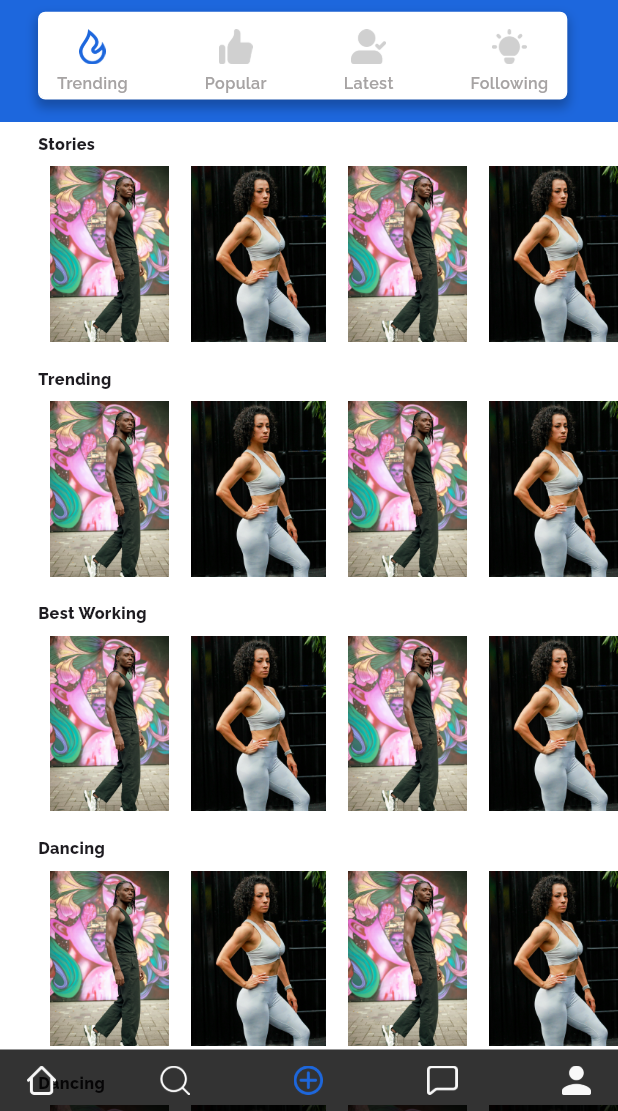
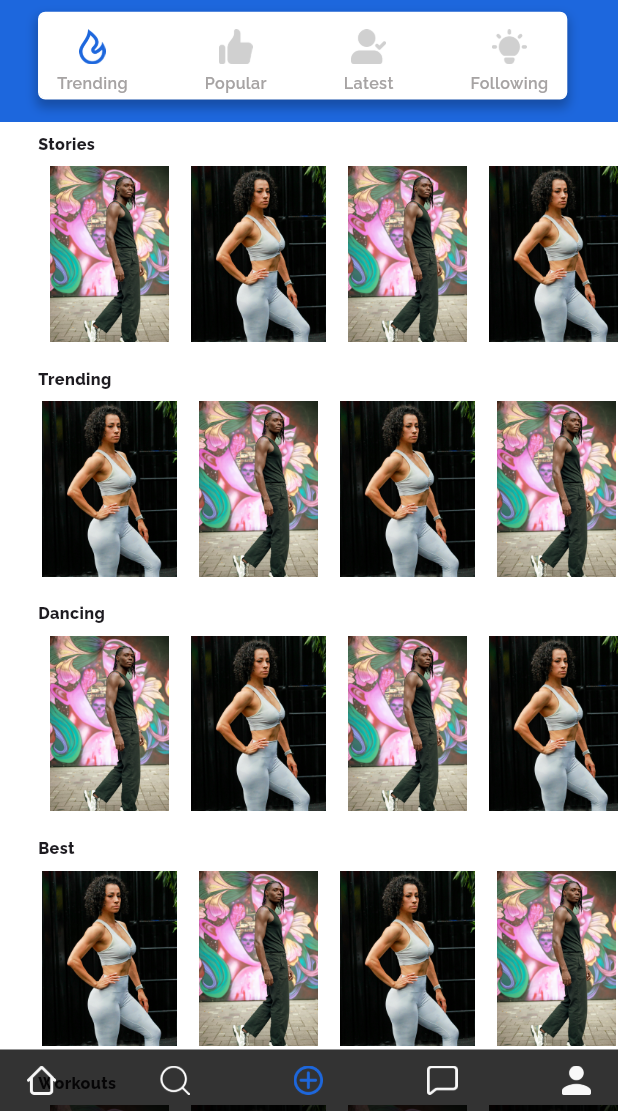
Before and after one commit to Rochak69/lookup, a Flutter app: the HomeScreen screen opened by its route, on a phone screen of 412 x 824 dp, the part 125-1236 px from its top. Run offline on Flutter 3.47's test engine with Material 3 defaults, Android fonts, the phone set to English and light mode, and no system bars; our stand-ins replace auto_route, bloc, bloc_concurrency, dartz, equatable, firebase_auth and 13 more; accounts and stored records are empty.

Commit message:
feature: all unique feeds

```diff
--- /dev/null
+++ b/lib/features/homepage/data/all_feeds_data.dart
@@ -0,0 +1,14 @@
+class AllFeeds {
+  AllFeeds({required this.feedTitle, this.data});
+  String feedTitle;
+  List<FeedData>? data;
+}
+
+class FeedData {
+  FeedData({
+    required this.id,
+    required this.image,
+  });
+  int id;
+  String image;
+}
--- a/lib/features/homepage/data/feed_list.dart
+++ b/lib/features/homepage/data/feed_list.dart
@@ -1,64 +1,203 @@
-import 'dart:convert';
-
+import 'package:lookup/features/homepage/data/all_feeds_data.dart';
 import 'package:lookup/res/index.dart';
 
-List<HomeFeed> feedList = [
-  HomeFeed(feedName: 'Stories', homeFeeds: feeds),
-  HomeFeed(feedName: 'Trending', homeFeeds: feeds),
-  HomeFeed(feedName: 'Best Working', homeFeeds: feeds),
-  HomeFeed(feedName: 'Dancing', homeFeeds: feeds),
-  HomeFeed(feedName: 'Dancing', homeFeeds: feeds),
-  HomeFeed(feedName: 'Dancing', homeFeeds: feeds),
+List<AllFeeds> feedList = [
+  AllFeeds(
+    feedTitle: 'Stories',
+    data: [
+      FeedData(
+        id: 0,
+        image: AppImages.feedTwo,
+      ),
+      FeedData(
+        id: 1,
+        image: AppImages.feedThree,
+      ),
+      FeedData(
+        id: 2,
+        image: AppImages.feedTwo,
+      ),
+      FeedData(
+        id: 3,
+        image: AppImages.feedThree,
+      ),
+      FeedData(
+        id: 4,
+        image: AppImages.feedTwo,
+      ),
+      FeedData(
+        id: 5,
+        image: AppImages.feedThree,
+      ),
+      FeedData(
+        id: 6,
+        image: AppImages.feedTwo,
+      ),
+    ],
+  ),
+  AllFeeds(
+    feedTitle: 'Trending',
+    data: [
+      FeedData(
+        id: 7,
+        image: AppImages.feedThree,
+      ),
+      FeedData(
+        id: 8,
+        image: AppImages.feedTwo,
+      ),
+      FeedData(
+        id: 9,
+        image: AppImages.feedThree,
+      ),
+      FeedData(
+        id: 10,
+        image: AppImages.feedTwo,
+      ),
+      FeedData(
+        id: 11,
+        image: AppImages.feedThree,
+      ),
+      FeedData(
+        id: 12,
+        image: AppImages.feedTwo,
+      ),
+      FeedData(
+        id: 13,
+        image: AppImages.feedThree,
+      ),
+    ],
+  ),
+  AllFeeds(
+    feedTitle: 'Dancing',
+    data: [
+      FeedData(
+        id: 14,
+        image: AppImages.feedTwo,
+      ),
+      FeedData(
+        id: 15,
+        image: AppImages.feedThree,
+      ),
+      FeedData(
+        id: 16,
+        image: AppImages.feedTwo,
+      ),
+      FeedData(
+        id: 17,
+        image: AppImages.feedThree,
+      ),
+      FeedData(
+        id: 18,
+        image: AppImages.feedTwo,
+      ),
+      FeedData(
+        id: 19,
+        image: AppImages.feedThree,
+      ),
+      FeedData(
+        id: 20,
+        image: AppImages.feedTwo,
+      ),
+    ],
+  ),
+  AllFeeds(
+    feedTitle: 'Best',
+    data: [
+      FeedData(
+        id: 21,
+        image: AppImages.feedThree,
+      ),
+      FeedData(
+        id: 22,
+        image: AppImages.feedTwo,
+      ),
+      FeedData(
+        id: 23,
+        image: AppImages.feedThree,
+      ),
+      FeedData(
+        id: 24,
+        image: AppImages.feedTwo,
+      ),
+      FeedData(
+        id: 25,
+        image: AppImages.feedThree,
+      ),
+      FeedData(
+        id: 26,
+        image: AppImages.feedTwo,
+      ),
+      FeedData(
+        id: 27,
+        image: AppImages.feedThree,
+      ),
+    ],
+  ),
+  AllFeeds(
+    feedTitle: 'Workouts',
+    data: [
+      FeedData(
+        id: 28,
+        image: AppImages.feedTwo,
+      ),
+      FeedData(
+        id: 29,
+        image: AppImages.feedThree,
+      ),
+      FeedData(
+        id: 30,
+        image: AppImages.feedTwo,
+      ),
+      FeedData(
+        id: 31,
+        image: AppImages.feedThree,
+      ),
+      FeedData(
+        id: 32,
+        image: AppImages.feedTwo,
+      ),
+      FeedData(
+        id: 33,
+        image: AppImages.feedThree,
+      ),
+      FeedData(
+        id: 34,
+        image: AppImages.feedTwo,
+      ),
+    ],
+  ),
+  AllFeeds(
+    feedTitle: 'Others',
+    data: [
+      FeedData(
+        id: 35,
+        image: AppImages.feedThree,
+      ),
+      FeedData(
+        id: 36,
+        image: AppImages.feedTwo,
+      ),
+      FeedData(
+        id: 37,
+        image: AppImages.feedThree,
+      ),
+      FeedData(
+        id: 38,
+        image: AppImages.feedTwo,
+      ),
+      FeedData(
+        id: 39,
+        image: AppImages.feedThree,
+      ),
+      FeedData(
+        id: 40,
+        image: AppImages.feedTwo,
+      ),
+      FeedData(
+        id: 41,
+        image: AppImages.feedThree,
+      ),
+    ],
+  ),
 ];
-List<FeedModel>? feeds = [
-  FeedModel(0, AppImages.feedTwo),
-  FeedModel(1, AppImages.feedThree),
-  FeedModel(2, AppImages.feedTwo),
-  FeedModel(3, AppImages.feedThree),
-  FeedModel(4, AppImages.feedTwo),
-  FeedModel(5, AppImages.feedThree),
-  FeedModel(6, AppImages.feedTwo),
-  FeedModel(7, AppImages.feedThree),
-  FeedModel(8, AppImages.feedTwo),
-];
-
-class HomeFeed {
-  HomeFeed({required this.feedName, this.homeFeeds});
-
-  final String feedName;
-  List<FeedModel>? homeFeeds;
-
-  HomeFeed copyWith({String? feedName, List<FeedModel>? homeFeeds}) {
-    return HomeFeed(
-      feedName: feedName ?? this.feedName,
-      homeFeeds: homeFeeds ?? this.homeFeeds,
-    );
-  }
-}
-
-class FeedModel {
-  FeedModel(this.id, this.image);
-
-  factory FeedModel.fromJson(String source) =>
-      FeedModel.fromMap(json.decode(source) as Map<String, dynamic>);
-
-  factory FeedModel.fromMap(Map<String, dynamic> map) {
-    return FeedModel(
-      map['id'] as int,
-      map['image'] as String,
-    );
-  }
-
-  final int id;
-
-  final String image;
-
-  Map<String, dynamic> toMap() {
-    return <String, dynamic>{
-      'id': id,
-      'image': image,
-    };
-  }
-
-  String toJson() => json.encode(toMap());
-}
--- a/lib/features/homepage/presentation/widgets/feed_card.dart
+++ b/lib/features/homepage/presentation/widgets/feed_card.dart
@@ -4,35 +4,35 @@ import 'package:flutter_screenutil/flutter_screenutil.dart';
 import 'package:lookup/core/route/app_router.gr.dart';
 import 'package:lookup/features/common/widgets/horizontal_spacing.dart';
 import 'package:lookup/features/common/widgets/vertical_spacing.dart';
-import 'package:lookup/features/homepage/data/feed_list.dart';
+import 'package:lookup/features/homepage/data/all_feeds_data.dart';
 
 class FeedCard extends StatelessWidget {
   const FeedCard({required this.feed, super.key});
-  final HomeFeed feed;
+  final AllFeeds feed;
   @override
   Widget build(BuildContext context) {
     return Column(
       crossAxisAlignment: CrossAxisAlignment.start,
       children: [
         Text(
-          feed.feedName,
+          feed.feedTitle,
           style: TextStyle(fontSize: 11.sp, fontWeight: FontWeight.w800),
         ),
         VerticalSpacing(7.h),
         SizedBox(
           height: 120.h,
           child: ListView.separated(
-            itemCount: feed.homeFeeds?.length ?? 0,
+            itemCount: feed.data?.length ?? 0,
             scrollDirection: Axis.horizontal,
             itemBuilder: (context, index) => InkWell(
               onTap: () {
-                if (feed.homeFeeds?[index] != null) {
+                if (feed.data?[index] != null) {
                   AutoRouter.of(context)
-                      .push(VideoRoute(feed: feed.homeFeeds![index]));
+                      .push(VideoRoute(feed: feed.data![index]));
                 }
               },
               child: Image.asset(
-                feed.homeFeeds?[index].image ?? '',
+                feed.data?[index].image ?? '',
                 width: 90.w,
                 fit: BoxFit.fitHeight,
               ),
--- a/lib/features/preloader/presentation/preloader_screen.dart
+++ b/lib/features/preloader/presentation/preloader_screen.dart
@@ -116,7 +116,7 @@ class _PreloaderScreenState extends State<PreloaderScreen> {
                         ),
                       ),
                       VerticalSpacing(12.h),
-                      const SkipButton()
+                      const SkipButton(),
                     ],
                   ),
                 ),
--- a/lib/features/video_page/presentation/bloc/video_feed_bloc.dart
+++ b/lib/features/video_page/presentation/bloc/video_feed_bloc.dart
@@ -2,8 +2,10 @@ import 'dart:async';
 
 import 'package:bloc/bloc.dart';
 import 'package:injectable/injectable.dart';
+
 import 'package:lookup/enum/the_states.dart';
-import 'package:lookup/features/homepage/data/feed_list.dart';
+import 'package:lookup/features/homepage/data/all_feeds_data.dart';
+import 'package:lookup/features/video_page/data/model/feed_video_model.dart';
 import 'package:lookup/features/video_page/domain/usecase/get_feed_details_usecase.dart';
 import 'package:lookup/features/video_page/domain/usecase/update_feed_usecase.dart';
 import 'package:lookup/features/video_page/enum/user_feed_intereaction.dart';
@@ -68,7 +70,7 @@ class VideoFeedBloc extends Bloc<VideoFeedEvent, VideoFeedState> {
         emit(
           state.copyWith(
             theStates: TheStates.sucess,
-            likeShareCount: r,
+            likeShareCount: r ?? FeedVideoModel(feedId: event.feedId),
           ),
         );
       },
--- a/lib/features/video_page/presentation/bloc/video_feed_event.dart
+++ b/lib/features/video_page/presentation/bloc/video_feed_event.dart
@@ -7,7 +7,7 @@ sealed class VideoFeedEvent {
 class LikeShareEvent extends VideoFeedEvent {
   LikeShareEvent({required this.feed, required this.userFeedIntereaction});
 
-  final FeedModel feed;
+  final FeedData feed;
 
   final UserFeedIntereaction userFeedIntereaction;
 }
--- a/lib/features/video_page/presentation/screen/video_screen.dart
+++ b/lib/features/video_page/presentation/screen/video_screen.dart
@@ -3,17 +3,20 @@ import 'package:flutter/material.dart';
 import 'package:flutter_bloc/flutter_bloc.dart';
 import 'package:flutter_screenutil/flutter_screenutil.dart';
 import 'package:lookup/features/common/widgets/app_scaffold.dart';
-import 'package:lookup/features/homepage/data/feed_list.dart';
+import 'package:lookup/features/homepage/data/all_feeds_data.dart';
 import 'package:lookup/features/homepage/presentation/widgets/app_bottom_navigation.dart';
 import 'package:lookup/features/video_page/presentation/bloc/video_feed_bloc.dart';
+import 'package:lookup/features/video_page/presentation/bloc/video_feed_state.dart';
 import 'package:lookup/features/video_page/presentation/widgets/feed_caption.dart';
+import 'package:lookup/features/video_page/presentation/widgets/feed_id.dart';
 import 'package:lookup/features/video_page/presentation/widgets/feed_interaction_buttons.dart';
 import 'package:lookup/features/video_page/presentation/widgets/following_for_you_tabs.dart';
+import 'package:lookup/res/colors.dart';
 
 @RoutePage()
 class VideoScreen extends StatefulWidget {
   const VideoScreen({required this.feed, super.key});
-  final FeedModel feed;
+  final FeedData feed;
 
   @override
   State<VideoScreen> createState() => _VideoScreenState();
@@ -46,6 +49,7 @@ class _VideoScreenState extends State<VideoScreen> {
             children: [
               const FollowingForYouTabs(),
               const Spacer(),
+              const FeedID(),
               FeedInteractionButtons(feed: widget.feed),
               FeedCaption(
                 feedModel: widget.feed,
--- a/lib/features/video_page/presentation/widgets/feed_caption.dart
+++ b/lib/features/video_page/presentation/widgets/feed_caption.dart
@@ -2,12 +2,12 @@ import 'package:flutter/material.dart';
 import 'package:flutter_bloc/flutter_bloc.dart';
 import 'package:flutter_screenutil/flutter_screenutil.dart';
 import 'package:lookup/features/app/bloc/app_profile_bloc.dart';
-import 'package:lookup/features/homepage/data/feed_list.dart';
+import 'package:lookup/features/homepage/data/all_feeds_data.dart';
 import 'package:lookup/res/colors.dart';
 
 class FeedCaption extends StatelessWidget {
   const FeedCaption({required this.feedModel, super.key});
-  final FeedModel feedModel;
+  final FeedData feedModel;
 
   @override
   Widget build(BuildContext context) {
--- /dev/null
+++ b/lib/features/video_page/presentation/widgets/feed_id.dart
@@ -0,0 +1,31 @@
+import 'package:flutter/material.dart';
+import 'package:flutter_bloc/flutter_bloc.dart';
+import 'package:flutter_screenutil/flutter_screenutil.dart';
+import 'package:lookup/enum/the_states.dart';
+import 'package:lookup/features/video_page/presentation/bloc/video_feed_bloc.dart';
+import 'package:lookup/features/video_page/presentation/bloc/video_feed_state.dart';
+import 'package:lookup/res/colors.dart';
+
+class FeedID extends StatelessWidget {
+  const FeedID({super.key});
+
+  @override
+  Widget build(BuildContext context) {
+    return BlocBuilder<VideoFeedBloc, VideoFeedState>(
+      buildWhen: (previous, current) =>
+          previous.likeShareCount?.feedId != current.likeShareCount?.feedId,
+      builder: (context, state) {
+        return Text(
+          state.theStates == TheStates.sucess
+              ? 'Feed ID - ${state.likeShareCount?.feedId}'
+              : '...',
+          style: TextStyle(
+            color: AppColors.white,
+            fontSize: 18.sp,
+            fontWeight: FontWeight.w900,
+          ),
+        );
+      },
+    );
+  }
+}
--- a/lib/features/video_page/presentation/widgets/feed_interaction_buttons.dart
+++ b/lib/features/video_page/presentation/widgets/feed_interaction_buttons.dart
@@ -3,7 +3,7 @@ import 'package:flutter_bloc/flutter_bloc.dart';
 import 'package:flutter_screenutil/flutter_screenutil.dart';
 import 'package:lookup/enum/the_states.dart';
 import 'package:lookup/features/common/widgets/vertical_spacing.dart';
-import 'package:lookup/features/homepage/data/feed_list.dart';
+import 'package:lookup/features/homepage/data/all_feeds_data.dart';
 import 'package:lookup/features/video_page/enum/user_feed_intereaction.dart';
 import 'package:lookup/features/video_page/presentation/bloc/video_feed_bloc.dart';
 import 'package:lookup/features/video_page/presentation/bloc/video_feed_state.dart';
@@ -14,7 +14,7 @@ import 'package:lookup/utils/ui_helper.dart';
 
 class FeedInteractionButtons extends StatelessWidget {
   const FeedInteractionButtons({required this.feed, super.key});
-  final FeedModel feed;
+  final FeedData feed;
 
   @override
   Widget build(BuildContext context) {
```
Also changed, not shown: lib/core/route/app_router.gr.dart.
